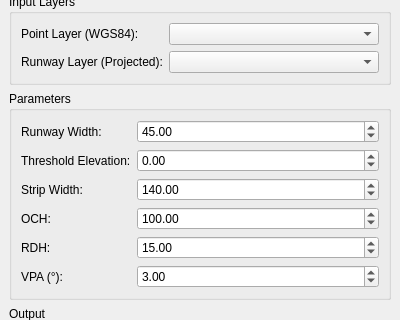
Qt form Q_Pansopy/qpansopy_vss_dockwidget.ui (FLYGHT7/qpansopy) before a commit; both pictures show x 0 to 400 and y 133 to 453 of the 400 by 700 pixel window.
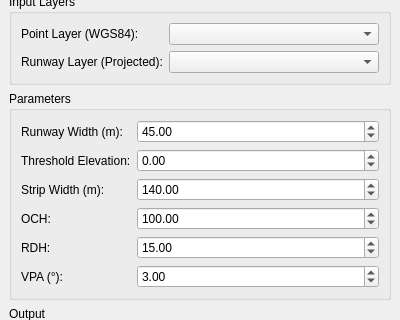
The same form after that commit. Custom widgets are drawn as their Qt base class.

The edit to the form file:
```diff
--- a/Q_Pansopy/qpansopy_vss_dockwidget.ui
+++ b/Q_Pansopy/qpansopy_vss_dockwidget.ui
@@ -96,7 +96,7 @@
        <item row="0" column="0">
         <widget class="QLabel" name="rwyWidthLabel">
          <property name="text">
-          <string>Runway Width:</string>
+          <string>Runway Width (m):</string>
          </property>
         </widget>
        </item>
@@ -133,7 +133,7 @@
        <item row="2" column="0">
         <widget class="QLabel" name="stripWidthLabel">
          <property name="text">
-          <string>Strip Width:</string>
+          <string>Strip Width (m):</string>
          </property>
         </widget>
        </item>
```
